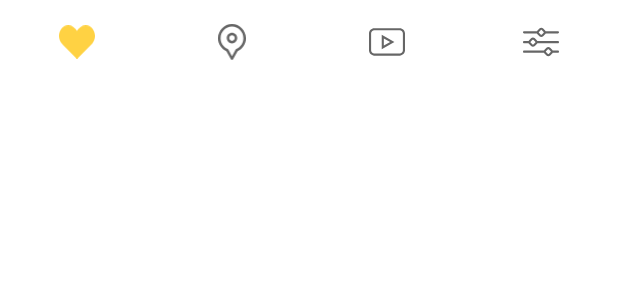
After one commit to TeamPomPom/MukMap-Android, an Android app: the layout bottom_navigation.xml on its own in the app's theme, with its tools: preview values and no code run, on a phone screen of 412 x 824 dp. The commit adds this screen. Shown: the top 300 px of the screen. Run offline under Robolectric (Android 15) with nearby library versions, the phone set to English and light mode, and no system bars.

Commit message:
Add bottom navigation view #9

```diff
--- /dev/null
+++ b/app/src/main/res/drawable/ic_map_off.xml
@@ -0,0 +1,10 @@
+<vector xmlns:android="http://schemas.android.com/apk/res/android"
+    android:width="18dp"
+    android:height="23dp"
+    android:viewportWidth="18"
+    android:viewportHeight="23">
+  <path
+      android:pathData="M9,0C4.0374,0 0,4.0683 0,9.069C0,10.9121 0.5457,12.6863 1.5782,14.1998C2.5311,15.5968 3.8363,16.6872 5.3656,17.3675L8.2955,22.586C8.4391,22.8418 8.7083,23 8.9999,23C9.2916,23 9.5607,22.8418 9.7043,22.586L12.6343,17.3675C14.1636,16.6872 15.4688,15.5968 16.4217,14.1998C17.4543,12.6863 18,10.9121 18,9.069C18,4.0683 13.9626,0 9,0ZM11.7624,15.9682C11.5927,16.0373 11.4512,16.1623 11.3611,16.3228L9,20.5282L6.6389,16.3228C6.5488,16.1623 6.4073,16.0373 6.2376,15.9682C3.4317,14.8262 1.6187,12.1181 1.6187,9.069C1.6187,4.9678 4.9299,1.6311 9,1.6311C13.0701,1.6311 16.3813,4.9678 16.3813,9.069C16.3813,12.1181 14.5683,14.8262 11.7624,15.9682ZM9,5.5953C7.1256,5.5953 5.6007,7.1319 5.6007,9.0207C5.6007,10.9095 7.1256,12.4461 9,12.4461C10.8744,12.4461 12.3993,10.9095 12.3993,9.0207C12.3993,7.1319 10.8744,5.5953 9,5.5953ZM9,10.8149C8.0182,10.8149 7.2194,10.0101 7.2194,9.0207C7.2194,8.0313 8.0182,7.2265 9,7.2265C9.9818,7.2265 10.7806,8.0313 10.7806,9.0207C10.7806,10.0101 9.9818,10.8149 9,10.8149Z"
+      android:fillColor="?attr/colorSecondary"
+      android:fillType="evenOdd"/>
+</vector>
--- /dev/null
+++ b/app/src/main/res/drawable/ic_map_on.xml
@@ -0,0 +1,10 @@
+<vector xmlns:android="http://schemas.android.com/apk/res/android"
+    android:width="18dp"
+    android:height="23dp"
+    android:viewportWidth="18"
+    android:viewportHeight="23">
+    <path
+        android:pathData="M9,0C4.0374,0 0,4.0683 0,9.069C0,10.9121 0.5457,12.6863 1.5782,14.1998C2.5311,15.5968 3.8363,16.6872 5.3656,17.3675L8.2955,22.586C8.4391,22.8418 8.7083,23 8.9999,23C9.2916,23 9.5607,22.8418 9.7043,22.586L12.6343,17.3675C14.1636,16.6872 15.4688,15.5968 16.4217,14.1998C17.4543,12.6863 18,10.9121 18,9.069C18,4.0683 13.9626,0 9,0ZM11.7624,15.9682C11.5927,16.0373 11.4512,16.1623 11.3611,16.3228L9,20.5282L6.6389,16.3228C6.5488,16.1623 6.4073,16.0373 6.2376,15.9682C3.4317,14.8262 1.6187,12.1181 1.6187,9.069C1.6187,4.9678 4.9299,1.6311 9,1.6311C13.0701,1.6311 16.3813,4.9678 16.3813,9.069C16.3813,12.1181 14.5683,14.8262 11.7624,15.9682ZM9,5.5953C7.1256,5.5953 5.6007,7.1319 5.6007,9.0207C5.6007,10.9095 7.1256,12.4461 9,12.4461C10.8744,12.4461 12.3993,10.9095 12.3993,9.0207C12.3993,7.1319 10.8744,5.5953 9,5.5953ZM9,10.8149C8.0182,10.8149 7.2194,10.0101 7.2194,9.0207C7.2194,8.0313 8.0182,7.2265 9,7.2265C9.9818,7.2265 10.7806,8.0313 10.7806,9.0207C10.7806,10.0101 9.9818,10.8149 9,10.8149Z"
+        android:fillColor="?attr/colorPrimary"
+        android:fillType="evenOdd"/>
+</vector>
--- /dev/null
+++ b/app/src/main/res/drawable/ic_setting_off.xml
@@ -0,0 +1,6 @@
+<vector android:height="24dp" android:viewportHeight="512.001"
+    android:viewportWidth="512.001" android:width="24dp" xmlns:android="http://schemas.android.com/apk/res/android">
+    <path android:fillColor="?attr/colorSecondary" android:pathData="M496.986,103.854H322.631c-1.845,-4.296 -4.517,-8.319 -8.02,-11.821l-27.558,-27.558c-7.167,-7.168 -16.698,-11.116 -26.836,-11.116c-10.137,0 -19.667,3.948 -26.836,11.115l-27.558,27.558c-3.502,3.502 -6.175,7.525 -8.02,11.821H15.015C6.723,103.853 0,110.575 0,118.867c0,8.292 6.723,15.016 15.015,15.016h182.79c1.845,4.296 4.517,8.319 8.02,11.821l27.558,27.558c7.168,7.168 16.699,11.115 26.836,11.115c10.138,0 19.668,-3.948 26.836,-11.115l27.558,-27.558c3.502,-3.502 6.175,-7.525 8.02,-11.821h174.354c8.292,0 15.015,-6.723 15.015,-15.015S505.279,103.854 496.986,103.854zM293.379,124.472l-27.558,27.558c-1.496,1.496 -3.485,2.32 -5.602,2.32c-2.117,0 -4.106,-0.824 -5.602,-2.32l-27.558,-27.558c-3.089,-3.09 -3.089,-8.116 0,-11.205l27.558,-27.557c1.496,-1.496 3.485,-2.32 5.602,-2.32c2.117,0 4.106,0.824 5.602,2.32l27.558,27.558C296.468,116.357 296.468,121.383 293.379,124.472z"/>
+    <path android:fillColor="?attr/colorSecondary" android:pathData="M496.985,242.989H204.109c-1.878,-4.358 -4.585,-8.365 -8.042,-11.821l-27.557,-27.558c-7.168,-7.168 -16.699,-11.115 -26.836,-11.115c-10.138,0 -19.668,3.948 -26.836,11.115l-27.558,27.558c-3.502,3.502 -6.175,7.525 -8.02,11.821H15.015C6.723,242.989 0,249.711 0,258.003s6.723,15.015 15.015,15.015h64.247c1.845,4.296 4.517,8.319 8.02,11.821l27.558,27.558c7.167,7.168 16.698,11.116 26.836,11.116c10.137,0 19.667,-3.948 26.836,-11.116l27.557,-27.557c3.456,-3.456 6.164,-7.463 8.042,-11.821h292.876c8.292,0 15.015,-6.723 15.015,-15.015C512.001,249.712 505.277,242.989 496.985,242.989zM174.834,263.606l-27.557,27.557c-1.496,1.496 -3.485,2.32 -5.602,2.32c-2.117,0 -4.106,-0.824 -5.602,-2.32l-27.558,-27.558c-3.089,-3.089 -3.089,-8.115 0,-11.204l27.558,-27.558c1.496,-1.496 3.485,-2.32 5.602,-2.32c2.117,0 4.106,0.824 5.602,2.32l27.557,27.558c1.496,1.496 2.32,3.485 2.32,5.601C177.154,260.119 176.33,262.109 174.834,263.606z"/>
+    <path android:fillColor="?attr/colorSecondary" android:pathData="M496.985,378.12h-74.257c-1.845,-4.296 -4.517,-8.319 -8.02,-11.821l-27.558,-27.558c-7.167,-7.168 -16.698,-11.116 -26.836,-11.116c-10.137,0 -19.667,3.948 -26.836,11.115l-27.558,27.558c-3.502,3.502 -6.175,7.525 -8.02,11.821H15.015C6.723,378.119 0,384.842 0,393.134c0,8.292 6.723,15.015 15.015,15.015h282.888c1.845,4.296 4.517,8.319 8.02,11.821l27.558,27.558c7.168,7.168 16.699,11.115 26.836,11.115c10.138,0 19.668,-3.948 26.836,-11.115l27.558,-27.558c3.502,-3.502 6.175,-7.525 8.02,-11.821h74.257c8.292,0 15.015,-6.723 15.015,-15.015C512.001,384.842 505.277,378.12 496.985,378.12zM393.476,398.737l-27.558,27.558c-1.496,1.496 -3.485,2.32 -5.602,2.32c-2.117,0 -4.106,-0.824 -5.602,-2.32l-27.558,-27.558c-3.089,-3.089 -3.089,-8.115 0,-11.204l27.558,-27.557c1.496,-1.496 3.485,-2.32 5.602,-2.32c2.117,0 4.106,0.824 5.602,2.32l27.558,27.558C396.565,390.622 396.565,395.648 393.476,398.737z"/>
+</vector>
--- /dev/null
+++ b/app/src/main/res/drawable/ic_setting_on.xml
@@ -0,0 +1,6 @@
+<vector android:height="24dp" android:viewportHeight="512.001"
+    android:viewportWidth="512.001" android:width="24dp" xmlns:android="http://schemas.android.com/apk/res/android">
+    <path android:fillColor="?attr/colorPrimary" android:pathData="M496.986,103.854H322.631c-1.845,-4.296 -4.517,-8.319 -8.02,-11.821l-27.558,-27.558c-7.167,-7.168 -16.698,-11.116 -26.836,-11.116c-10.137,0 -19.667,3.948 -26.836,11.115l-27.558,27.558c-3.502,3.502 -6.175,7.525 -8.02,11.821H15.015C6.723,103.853 0,110.575 0,118.867c0,8.292 6.723,15.016 15.015,15.016h182.79c1.845,4.296 4.517,8.319 8.02,11.821l27.558,27.558c7.168,7.168 16.699,11.115 26.836,11.115c10.138,0 19.668,-3.948 26.836,-11.115l27.558,-27.558c3.502,-3.502 6.175,-7.525 8.02,-11.821h174.354c8.292,0 15.015,-6.723 15.015,-15.015S505.279,103.854 496.986,103.854zM293.379,124.472l-27.558,27.558c-1.496,1.496 -3.485,2.32 -5.602,2.32c-2.117,0 -4.106,-0.824 -5.602,-2.32l-27.558,-27.558c-3.089,-3.09 -3.089,-8.116 0,-11.205l27.558,-27.557c1.496,-1.496 3.485,-2.32 5.602,-2.32c2.117,0 4.106,0.824 5.602,2.32l27.558,27.558C296.468,116.357 296.468,121.383 293.379,124.472z"/>
+    <path android:fillColor="?attr/colorPrimary" android:pathData="M496.985,242.989H204.109c-1.878,-4.358 -4.585,-8.365 -8.042,-11.821l-27.557,-27.558c-7.168,-7.168 -16.699,-11.115 -26.836,-11.115c-10.138,0 -19.668,3.948 -26.836,11.115l-27.558,27.558c-3.502,3.502 -6.175,7.525 -8.02,11.821H15.015C6.723,242.989 0,249.711 0,258.003s6.723,15.015 15.015,15.015h64.247c1.845,4.296 4.517,8.319 8.02,11.821l27.558,27.558c7.167,7.168 16.698,11.116 26.836,11.116c10.137,0 19.667,-3.948 26.836,-11.116l27.557,-27.557c3.456,-3.456 6.164,-7.463 8.042,-11.821h292.876c8.292,0 15.015,-6.723 15.015,-15.015C512.001,249.712 505.277,242.989 496.985,242.989zM174.834,263.606l-27.557,27.557c-1.496,1.496 -3.485,2.32 -5.602,2.32c-2.117,0 -4.106,-0.824 -5.602,-2.32l-27.558,-27.558c-3.089,-3.089 -3.089,-8.115 0,-11.204l27.558,-27.558c1.496,-1.496 3.485,-2.32 5.602,-2.32c2.117,0 4.106,0.824 5.602,2.32l27.557,27.558c1.496,1.496 2.32,3.485 2.32,5.601C177.154,260.119 176.33,262.109 174.834,263.606z"/>
+    <path android:fillColor="?attr/colorPrimary" android:pathData="M496.985,378.12h-74.257c-1.845,-4.296 -4.517,-8.319 -8.02,-11.821l-27.558,-27.558c-7.167,-7.168 -16.698,-11.116 -26.836,-11.116c-10.137,0 -19.667,3.948 -26.836,11.115l-27.558,27.558c-3.502,3.502 -6.175,7.525 -8.02,11.821H15.015C6.723,378.119 0,384.842 0,393.134c0,8.292 6.723,15.015 15.015,15.015h282.888c1.845,4.296 4.517,8.319 8.02,11.821l27.558,27.558c7.168,7.168 16.699,11.115 26.836,11.115c10.138,0 19.668,-3.948 26.836,-11.115l27.558,-27.558c3.502,-3.502 6.175,-7.525 8.02,-11.821h74.257c8.292,0 15.015,-6.723 15.015,-15.015C512.001,384.842 505.277,378.12 496.985,378.12zM393.476,398.737l-27.558,27.558c-1.496,1.496 -3.485,2.32 -5.602,2.32c-2.117,0 -4.106,-0.824 -5.602,-2.32l-27.558,-27.558c-3.089,-3.089 -3.089,-8.115 0,-11.204l27.558,-27.557c1.496,-1.496 3.485,-2.32 5.602,-2.32c2.117,0 4.106,0.824 5.602,2.32l27.558,27.558C396.565,390.622 396.565,395.648 393.476,398.737z"/>
+</vector>
--- /dev/null
+++ b/app/src/main/res/drawable/ic_video_off.xml
@@ -0,0 +1,12 @@
+<vector xmlns:android="http://schemas.android.com/apk/res/android"
+    android:width="24dp"
+    android:height="24dp"
+    android:viewportWidth="24"
+    android:viewportHeight="24">
+  <path
+      android:pathData="M3.5156,21.0938H20.4844C22.4229,21.0938 24,19.5167 24,17.5781V6.3281C24,4.3896 22.4229,2.8125 20.4844,2.8125H3.5156C1.5771,2.8125 0,4.3896 0,6.3281V17.5781C0,19.5167 1.5771,21.0938 3.5156,21.0938ZM1.4063,6.3281C1.4063,5.165 2.3525,4.2188 3.5156,4.2188H20.4844C21.6475,4.2188 22.5938,5.165 22.5938,6.3281V17.5781C22.5938,18.7412 21.6475,19.6875 20.4844,19.6875H3.5156C2.3525,19.6875 1.4063,18.7412 1.4063,17.5781V6.3281Z"
+      android:fillColor="?attr/colorSecondary"/>
+  <path
+      android:pathData="M8.4844,7.2425V16.8003L16.9453,11.9431L8.4844,7.2425ZM9.8906,9.6325L14.0859,11.9632L9.8906,14.3716V9.6325Z"
+      android:fillColor="?attr/colorSecondary"/>
+</vector>
--- /dev/null
+++ b/app/src/main/res/drawable/ic_video_on.xml
@@ -0,0 +1,12 @@
+<vector xmlns:android="http://schemas.android.com/apk/res/android"
+    android:width="24dp"
+    android:height="24dp"
+    android:viewportWidth="24"
+    android:viewportHeight="24">
+    <path
+        android:pathData="M3.5156,21.0938H20.4844C22.4229,21.0938 24,19.5167 24,17.5781V6.3281C24,4.3896 22.4229,2.8125 20.4844,2.8125H3.5156C1.5771,2.8125 0,4.3896 0,6.3281V17.5781C0,19.5167 1.5771,21.0938 3.5156,21.0938ZM1.4063,6.3281C1.4063,5.165 2.3525,4.2188 3.5156,4.2188H20.4844C21.6475,4.2188 22.5938,5.165 22.5938,6.3281V17.5781C22.5938,18.7412 21.6475,19.6875 20.4844,19.6875H3.5156C2.3525,19.6875 1.4063,18.7412 1.4063,17.5781V6.3281Z"
+        android:fillColor="?attr/colorPrimary"/>
+    <path
+        android:pathData="M8.4844,7.2425V16.8003L16.9453,11.9431L8.4844,7.2425ZM9.8906,9.6325L14.0859,11.9632L9.8906,14.3716V9.6325Z"
+        android:fillColor="?attr/colorPrimary"/>
+</vector>
--- a/app/src/main/res/drawable/selector_button_favorite.xml
+++ b/app/src/main/res/drawable/selector_button_favorite.xml
@@ -1,5 +1,5 @@
 <?xml version="1.0" encoding="utf-8"?>
 <selector xmlns:android="http://schemas.android.com/apk/res/android">
     <item android:state_selected="true" android:drawable="@drawable/ic_favorite_on"/>
-    <item android:state_selected="false" android:drawable="@drawable/ic_favorite_off"/>
+    <item android:drawable="@drawable/ic_favorite_off"/>
 </selector>
--- /dev/null
+++ b/app/src/main/res/drawable/selector_button_map.xml
@@ -0,0 +1,5 @@
+<?xml version="1.0" encoding="utf-8"?>
+<selector xmlns:android="http://schemas.android.com/apk/res/android">
+    <item android:state_selected="true" android:drawable="@drawable/ic_map_on"/>
+    <item android:drawable="@drawable/ic_map_off"/>
+</selector>
--- /dev/null
+++ b/app/src/main/res/drawable/selector_button_setting.xml
@@ -0,0 +1,5 @@
+<?xml version="1.0" encoding="utf-8"?>
+<selector xmlns:android="http://schemas.android.com/apk/res/android">
+    <item android:state_selected="true" android:drawable="@drawable/ic_setting_on"/>
+    <item android:drawable="@drawable/ic_setting_off"/>
+</selector>
--- /dev/null
+++ b/app/src/main/res/drawable/selector_button_video.xml
@@ -0,0 +1,5 @@
+<?xml version="1.0" encoding="utf-8"?>
+<selector xmlns:android="http://schemas.android.com/apk/res/android">
+    <item android:state_selected="true" android:drawable="@drawable/ic_video_on"/>
+    <item android:drawable="@drawable/ic_video_off"/>
+</selector>
--- a/app/src/main/res/layout/activity_main.xml
+++ b/app/src/main/res/layout/activity_main.xml
@@ -30,4 +30,9 @@
 
     <include layout="@layout/search_results_bottom_sheet" />
 
+    <include layout="@layout/bottom_navigation"
+        android:layout_gravity="bottom"
+        android:layout_height="wrap_content"
+        android:layout_width="match_parent" />
+
 </androidx.coordinatorlayout.widget.CoordinatorLayout>
--- /dev/null
+++ b/app/src/main/res/layout/bottom_navigation.xml
@@ -0,0 +1,14 @@
+<?xml version="1.0" encoding="utf-8"?>
+<LinearLayout xmlns:android="http://schemas.android.com/apk/res/android"
+    android:layout_width="wrap_content"
+    android:layout_height="wrap_content"
+    xmlns:app="http://schemas.android.com/apk/res-auto">
+
+    <com.google.android.material.bottomnavigation.BottomNavigationView
+        style="@style/Widget.MaterialComponents.BottomNavigationView"
+        app:labelVisibilityMode="unlabeled"
+        android:id="@+id/bottom_navigation"
+        android:layout_width="match_parent"
+        android:layout_height="wrap_content"
+        app:menu="@menu/bottom_navigation_menu"/>
+</LinearLayout>
--- /dev/null
+++ b/app/src/main/res/menu/bottom_navigation_menu.xml
@@ -0,0 +1,24 @@
+<?xml version="1.0" encoding="utf-8"?>
+<menu xmlns:android="http://schemas.android.com/apk/res/android">
+    <item
+        android:id="@+id/favorite"
+        android:enabled="true"
+        android:icon="@drawable/selector_button_favorite"
+        android:title="@string/favorite_list" />
+    <item
+        android:id="@+id/main"
+        android:enabled="true"
+        android:icon="@drawable/selector_button_map"
+        android:title="@string/map"/>
+    <item
+        android:id="@+id/video"
+        android:enabled="true"
+        android:icon="@drawable/selector_button_video"
+        android:title="@string/channel"/>
+    <item
+        android:id="@+id/setting"
+        android:enabled="true"
+        android:icon="@drawable/selector_button_setting"
+        android:title="@string/setting"/>
+
+</menu>
--- a/app/src/main/res/values/strings.xml
+++ b/app/src/main/res/values/strings.xml
@@ -24,4 +24,7 @@
     <string name="image_button">image_button</string>
     <string name="image">image</string>
     <string name="video_image">video_image</string>
+    <string name="map">지도</string>
+    <string name="channel">채널</string>
+    <string name="setting">설정</string>
 </resources>
```
